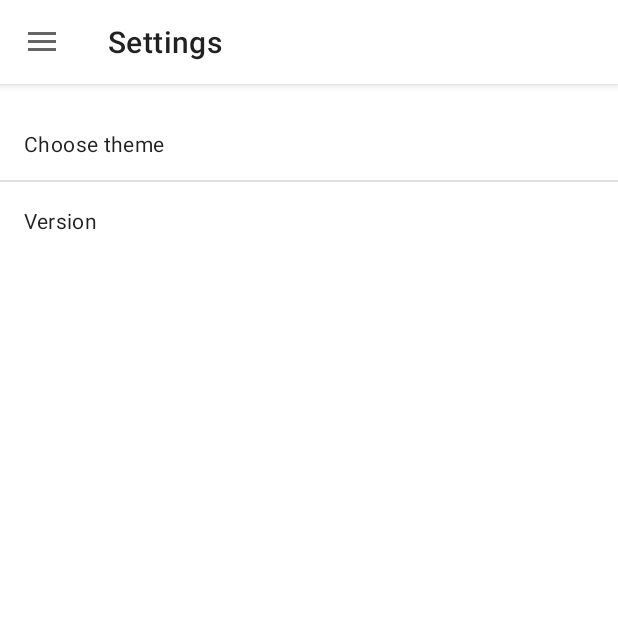
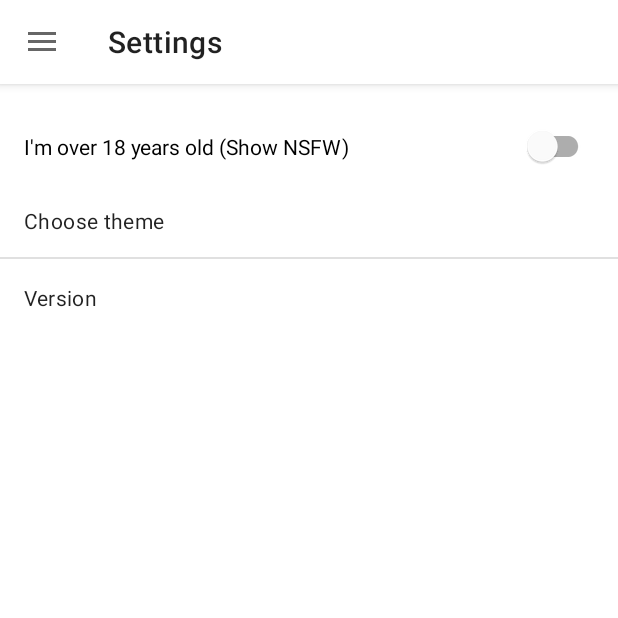
Before and after one commit to ivzb/chicks, an Android app: the FeedFragment screen opened directly, with no data from a screen before it, in the side drawer, after a tap on "Settings", on a phone screen of 412 x 824 dp, the top half of it. Run offline under Robolectric (Android 15) with nearby library versions, the light colour scheme and no system bars; our stand-ins replace Dagger/Hilt's generated code, Firebase (no records; nobody signed in at launch, a user with empty details on screens opened directly), Room's generated code, data binding, navigation-ui; network calls fail; 4 statements that could not run were skipped.

Commit message:
nsfw setting

````diff
--- a/app/src/main/java/com/ivzb/chicks/data/prefs/PreferenceStorage.kt
+++ b/app/src/main/java/com/ivzb/chicks/data/prefs/PreferenceStorage.kt
@@ -21,6 +21,8 @@ interface PreferenceStorage {
     var onboardingCompleted: Boolean
     var snackbarIsStopped: Boolean
     var observableSnackbarIsStopped: LiveData<Boolean>
+    var isNSFWEnabled: Boolean
+    var observableNSFW: LiveData<Boolean>
     var selectedTheme: String?
     var observableSelectedTheme: LiveData<String>
 }
@@ -41,10 +43,13 @@ class SharedPreferenceStorage @Inject constructor(context: Context) : Preference
 
     private val observableShowSnackbarResult = MutableLiveData<Boolean>()
 
+    private val observableNSFWResult = MutableLiveData<Boolean>()
+
     private val observableSelectedThemeResult = MutableLiveData<String>()
 
     private val changeListener = OnSharedPreferenceChangeListener { _, key ->
         when (key) {
+            PREF_IS_NSFW_ENABLED -> observableNSFWResult.value = isNSFWEnabled
             PREF_DARK_MODE_ENABLED -> observableSelectedThemeResult.value = selectedTheme
         }
     }
@@ -57,6 +62,16 @@ class SharedPreferenceStorage @Inject constructor(context: Context) : Preference
         get() {
             observableShowSnackbarResult.value = snackbarIsStopped
             return observableShowSnackbarResult
+        }
+        set(_) = throw IllegalAccessException("This property can't be changed")
+
+    override var isNSFWEnabled
+            by BooleanPreference(prefs, PREF_IS_NSFW_ENABLED, false)
+
+    override var observableNSFW: LiveData<Boolean>
+        get() {
+            observableNSFWResult.value = isNSFWEnabled
+            return observableNSFWResult
         }
         set(_) = throw IllegalAccessException("This property can't be changed")
 
@@ -75,6 +90,7 @@ class SharedPreferenceStorage @Inject constructor(context: Context) : Preference
         const val PREFS_NAME = "chicks"
         const val PREF_ONBOARDING = "pref_onboarding"
         const val PREF_SNACKBAR_IS_STOPPED = "pref_snackbar_is_stopped"
+        const val PREF_IS_NSFW_ENABLED = "pref_is_nsfw_enabled"
         const val PREF_DARK_MODE_ENABLED = "pref_dark_mode"
     }
 
--- a/app/src/main/java/com/ivzb/chicks/di/AppComponent.kt
+++ b/app/src/main/java/com/ivzb/chicks/di/AppComponent.kt
@@ -1,6 +1,7 @@
 package com.ivzb.chicks.di
 
 import com.ivzb.chicks.MainApplication
+import com.ivzb.chicks.ui.nsfw.NSFWActivityDelegateModule
 import com.ivzb.chicks.ui.theme.ThemedActivityDelegateModule
 import dagger.BindsInstance
 import dagger.Component
@@ -23,6 +24,7 @@ import javax.inject.Singleton
         ActivityBindingModule::class,
         ViewModelModule::class,
         DataModule::class,
+        NSFWActivityDelegateModule::class,
         ThemedActivityDelegateModule::class
     ]
 )
--- /dev/null
+++ b/app/src/main/java/com/ivzb/chicks/domain/settings/GetNSFWUseCase.kt
@@ -0,0 +1,12 @@
+package com.ivzb.chicks.domain.settings
+
+import com.ivzb.chicks.data.prefs.PreferenceStorage
+import com.ivzb.chicks.domain.UseCase
+import javax.inject.Inject
+
+open class GetNSFWUseCase @Inject constructor(
+    private val preferenceStorage: PreferenceStorage
+) : UseCase<Unit, Boolean>() {
+
+    override fun execute(parameters: Unit) = preferenceStorage.isNSFWEnabled
+}
--- /dev/null
+++ b/app/src/main/java/com/ivzb/chicks/domain/settings/ObserveNSFWUseCase.kt
@@ -0,0 +1,17 @@
+package com.ivzb.chicks.domain.settings
+
+import com.ivzb.chicks.data.prefs.PreferenceStorage
+import com.ivzb.chicks.domain.MediatorUseCase
+import com.ivzb.chicks.domain.Result
+import javax.inject.Inject
+
+open class ObserveNSFUseCase @Inject constructor(
+    private val preferenceStorage: PreferenceStorage
+) : MediatorUseCase<Unit, Boolean>() {
+
+    override fun execute(parameters: Unit) {
+        result.addSource(preferenceStorage.observableNSFW) {
+            result.postValue(Result.Success(it))
+        }
+    }
+}
--- /dev/null
+++ b/app/src/main/java/com/ivzb/chicks/domain/settings/SaveNSFWUseCase.kt
@@ -0,0 +1,15 @@
+package com.ivzb.chicks.domain.settings
+
+import com.ivzb.chicks.data.prefs.PreferenceStorage
+import com.ivzb.chicks.domain.UseCase
+import javax.inject.Inject
+
+open class SaveNSFWUseCase @Inject constructor(
+    private val preferenceStorage: PreferenceStorage
+) : UseCase<Boolean, Boolean>() {
+
+    override fun execute(parameters: Boolean): Boolean {
+        preferenceStorage.isNSFWEnabled = parameters
+        return preferenceStorage.isNSFWEnabled
+    }
+}
--- a/app/src/main/java/com/ivzb/chicks/ui/feed/FeedLinkViewBinders.kt
+++ b/app/src/main/java/com/ivzb/chicks/ui/feed/FeedLinkViewBinders.kt
@@ -44,6 +44,7 @@ class LinkViewHolder(
 
     fun bind(link: Link) {
         binding.link = link
+        binding.nsfwDelegate = feedViewModel.nsfwActivityDelegate
         binding.lifecycleOwner = lifecycleOwner
         binding.executePendingBindings()
 
--- a/app/src/main/java/com/ivzb/chicks/ui/feed/FeedViewModel.kt
+++ b/app/src/main/java/com/ivzb/chicks/ui/feed/FeedViewModel.kt
@@ -14,7 +14,7 @@ import com.ivzb.chicks.domain.links.ObserveLinksUseCase
 import com.ivzb.chicks.domain.successOr
 import com.ivzb.chicks.model.Announcement
 import com.ivzb.chicks.model.Link
-import com.ivzb.chicks.ui.SectionHeader
+import com.ivzb.chicks.ui.nsfw.NSFWActivityDelegate
 import com.ivzb.chicks.util.SnackbarMessage
 import com.ivzb.chicks.util.combine
 import com.ivzb.chicks.util.map
@@ -28,7 +28,8 @@ import javax.inject.Inject
 class FeedViewModel @Inject constructor(
     loadAnnouncementsUseCase: LoadAnnouncementsUseCase,
     private val observeLinksUseCase: ObserveLinksUseCase,
-    private val fetchLinksUseCase: FetchLinksUseCase
+    private val fetchLinksUseCase: FetchLinksUseCase,
+    val nsfwActivityDelegate: NSFWActivityDelegate
 ) : ViewModel(), EventActions {
 
     val feed: LiveData<List<Any>>
--- /dev/null
+++ b/app/src/main/java/com/ivzb/chicks/ui/nsfw/NSFWActivityDelegate.kt
@@ -0,0 +1,56 @@
+package com.ivzb.chicks.ui.nsfw
+
+import androidx.lifecycle.LiveData
+import com.ivzb.chicks.domain.Result
+import com.ivzb.chicks.domain.settings.GetNSFWUseCase
+import com.ivzb.chicks.domain.settings.ObserveNSFUseCase
+import com.ivzb.chicks.model.Theme
+import com.ivzb.chicks.util.map
+import javax.inject.Inject
+
+/**
+ * Interface to implement activity nsfw via a ViewModel.
+ *
+ * You can inject a implementation of this via Dagger2, then use the implementation as an interface
+ * delegate to add the functionality without writing any code
+ *
+ * Example usage:
+ * ```
+ * class MyViewModel @Inject constructor(
+ *     nsfwActivityDelegate: NSFWActivityDelegate
+ * ) : ViewModel(), NSFWActivityDelegate by nsfwActivityDelegate {
+ * ```
+ */
+interface NSFWActivityDelegate {
+
+    /**
+     * Allows observing of the current NSFW setting
+     */
+    val isNSFW: LiveData<Boolean>
+
+    /**
+     * Allows querying of the current NSFW setting synchronously
+     */
+    val currentNSFW: Boolean
+}
+
+class NSFWActivityDelegateImpl @Inject constructor(
+    private val observeNSFWUseCase: ObserveNSFUseCase,
+    private val getNSFWUseCase: GetNSFWUseCase
+) : NSFWActivityDelegate {
+
+    override val isNSFW: LiveData<Boolean> by lazy(LazyThreadSafetyMode.NONE) {
+        observeNSFWUseCase.observe().map {
+            if (it is Result.Success) it.data else false
+        }
+    }
+
+    override val currentNSFW: Boolean
+        get() = getNSFWUseCase.executeNow(Unit).let{
+            if (it is Result.Success) it.data else false
+        }
+
+    init {
+        observeNSFWUseCase.execute(Unit)
+    }
+}
--- a/app/src/main/java/com/ivzb/chicks/ui/settings/SettingsViewModel.kt
+++ b/app/src/main/java/com/ivzb/chicks/ui/settings/SettingsViewModel.kt
@@ -8,6 +8,8 @@ import com.ivzb.chicks.model.Theme
 import com.ivzb.chicks.util.map
 import com.ivzb.chicks.domain.Result
 import com.ivzb.chicks.domain.Result.Success
+import com.ivzb.chicks.domain.settings.GetNSFWUseCase
+import com.ivzb.chicks.domain.settings.SaveNSFWUseCase
 import com.ivzb.chicks.domain.settings.GetAvailableThemesUseCase
 import com.ivzb.chicks.domain.settings.GetThemeUseCase
 import com.ivzb.chicks.domain.settings.SetThemeUseCase
@@ -15,6 +17,8 @@ import javax.inject.Inject
 
 class SettingsViewModel @Inject constructor(
     val setThemeUseCase: SetThemeUseCase,
+    getNSFWUseCase: GetNSFWUseCase,
+    val saveNSFWUseCase: SaveNSFWUseCase,
     getThemeUseCase: GetThemeUseCase,
     getAvailableThemesUseCase: GetAvailableThemesUseCase
 ) : ViewModel() {
@@ -31,7 +35,16 @@ class SettingsViewModel @Inject constructor(
     val navigateToThemeSelector: LiveData<Event<Unit>>
         get() = _navigateToThemeSelector
 
+    // NSFW setting
+    private val enableNSFWResult = MutableLiveData<Result<Boolean>>()
+    val enableNSFW: LiveData<Boolean>
+
     init {
+        getNSFWUseCase(Unit, enableNSFWResult)
+        enableNSFW = enableNSFWResult.map {
+            (it as? Success<Boolean>)?.data ?: false
+        }
+
         getThemeUseCase(Unit, themeResult)
         theme = themeResult.map {
             (it as? Success<Theme>)?.data ?: Theme.SYSTEM
@@ -43,6 +56,10 @@ class SettingsViewModel @Inject constructor(
         }
     }
 
+    fun toggleEnableNSFW(checked: Boolean) {
+        saveNSFWUseCase(checked, enableNSFWResult)
+    }
+
     fun setTheme(theme: Theme) {
         setThemeUseCase(theme)
     }
--- a/app/src/main/res/layout/fragment_settings.xml
+++ b/app/src/main/res/layout/fragment_settings.xml
@@ -52,6 +52,15 @@
                 android:paddingBottom="@dimen/margin_normal"
                 tools:targetApi="o">
 
+                <com.google.android.material.switchmaterial.SwitchMaterial
+                    android:id="@+id/settings_enable_notifications"
+                    style="@style/Widget.Chicks.Settings.Switch"
+                    android:layout_width="match_parent"
+                    android:layout_height="wrap_content"
+                    android:checked="@{viewModel.enableNSFW}"
+                    android:onCheckedChanged="@{(view, checked) -> viewModel.toggleEnableNSFW(checked)}"
+                    android:text="@string/settings_enable_nsfw" />
+
                 <TextView
                     android:id="@+id/settings_choose_theme"
                     style="@style/Widget.Chicks.Settings.Button"
--- a/app/src/main/res/layout/item_feed_link.xml
+++ b/app/src/main/res/layout/item_feed_link.xml
@@ -6,6 +6,10 @@
     <data>
 
         <import type="androidx.lifecycle.LiveData" />
+
+        <variable
+            name="nsfwDelegate"
+            type="com.ivzb.chicks.ui.nsfw.NSFWActivityDelegate" />
 
         <variable
             name="link"
@@ -37,7 +41,7 @@
                 android:adjustViewBounds="true"
                 android:contentDescription="@null"
                 android:scaleType="fitXY"
-                app:isNSFW="@{link.NSFW}"
+                app:isNSFW="@{!nsfwDelegate.isNSFW() &amp;&amp; link.NSFW}"
                 app:imageUrl="@{link.imageUrl}"
                 app:layout_constraintBottom_toBottomOf="parent"
                 app:layout_constraintEnd_toEndOf="parent"
--- a/app/src/main/res/values/strings.xml
+++ b/app/src/main/res/values/strings.xml
@@ -27,6 +27,7 @@
 
     <!-- Settings -->
     <string name="settings_title">Settings</string>
+    <string name="settings_enable_nsfw">I\'m over 18 years old (Show NSFW)</string>
     <string name="settings_theme_title">Choose theme</string>
     <string name="settings_theme_system">System default</string>
     <string name="settings_theme_light">Light</string>
--- a/build.gradle
+++ b/build.gradle
@@ -2,8 +2,8 @@
 
 buildscript {
     ext {
-        versionName = '1.2.0'
-        versionCode = 2020_03_09
+        versionName = '1.2.1'
+        versionCode = 2020_03_10
 
         compileSdkVersion = 29
         minSdkVersion = 21
````
Also changed, not shown: app/src/main/java/com/ivzb/chicks/ui/nsfw/NSFWActivityDelegateModule.kt (added, +16 -0 lines).
